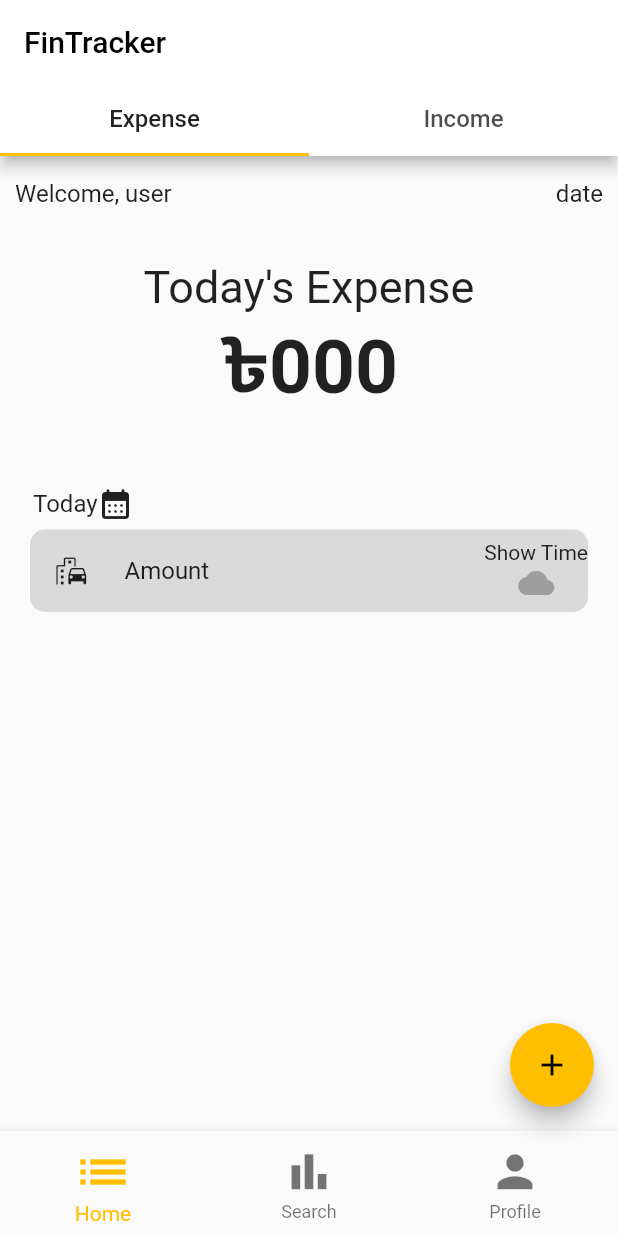
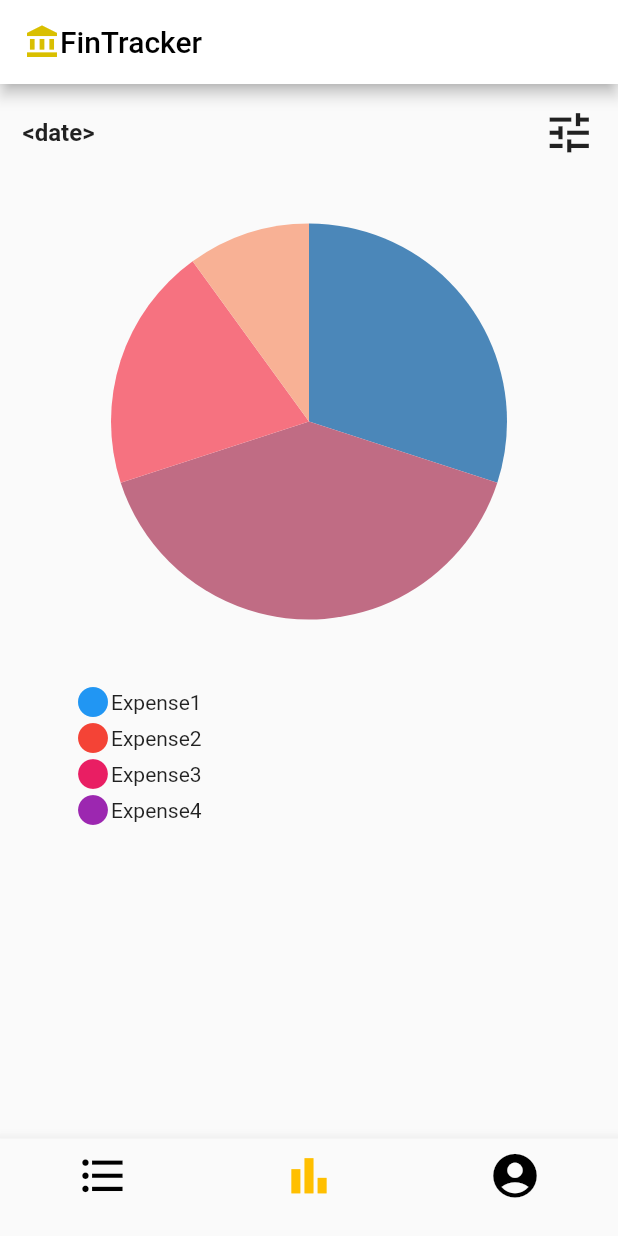
Before and after one commit to Trex1102/nothing, a Flutter app: the screen it shows after launch, on a phone screen of 412 x 824 dp. Run offline on Flutter 3.47's test engine with Material 2 defaults, Android fonts, the phone set to English and light mode, and no system bars; our stand-ins replace bloc, connectivity_plus, dartz, equatable, flutter_bloc, font_awesome_flutter and 3 more; missing offline and left inert: test; accounts and stored records are empty.

Commit message:
Added Statistics screen

```diff
--- a/lib/features/common/presentation/widgets/bottom_navbar.dart
+++ b/lib/features/common/presentation/widgets/bottom_navbar.dart
@@ -14,25 +14,28 @@ class CustomBottomNavBar extends StatelessWidget {
       items: [
         BottomNavigationBarItem(
           icon: Icon(
-            Icons.list,
-            size: 40,
+            Icons.format_list_bulleted,
+            size: 35,
           ),
-          label: 'Home',
-        ),
-        BottomNavigationBarItem(
-          icon: Icon(Icons.bar_chart, size: 35),
-          label: 'Search',
+          label: '',
         ),
         BottomNavigationBarItem(
           icon: Icon(
-            Icons.person,
+            Icons.bar_chart,
             size: 35,
           ),
-          label: 'Profile',
+          label: '',
+        ),
+        BottomNavigationBarItem(
+          icon: Icon(
+            Icons.account_circle,
+            size: 35,
+          ),
+          label: '',
         ),
       ],
-      selectedItemColor:
-          Color.fromARGB(255, 255, 191, 0), // Color for the selected tab's icon
+      selectedItemColor: Color.fromARGB(255, 255, 191, 0),
+      unselectedItemColor: Colors.black, // Color for the selected tab's icon
     );
   }
 }
--- a/lib/features/expense_management/presentation/get_expense_by_id_presentor/pages/view_expense_screen.dart
+++ b/lib/features/expense_management/presentation/get_expense_by_id_presentor/pages/view_expense_screen.dart
@@ -14,7 +14,7 @@ class ExpenseDetailsPage extends StatelessWidget {
               //color: Colors.blue,
               image: DecorationImage(
                 image: AssetImage("assets/images/view_expense.png"),
-                fit: BoxFit.fill,
+                fit: BoxFit.cover,
               ),
             ),
           ),
--- a/lib/features/expense_management/presentation/get_expenses_by_user_presenter/widgets/homepage_upper_navbar.dart
+++ b/lib/features/expense_management/presentation/get_expenses_by_user_presenter/widgets/homepage_upper_navbar.dart
@@ -2,8 +2,10 @@ import 'package:flutter/material.dart';
 import 'package:nothing/features/common/presentation/widgets/custom_text_styles.dart';
 import 'package:nothing/features/expense_management/presentation/get_expenses_by_user_presenter/widgets/expense_list.dart';
 import 'package:nothing/features/income_management/presentation/get_income_by_id_presentor/widgets/income_tab.dart';
+import 'package:nothing/features/statistics/presentation/pages/statistics_screen.dart';
 
 import '../../../../common/presentation/widgets/bottom_navbar.dart';
+//import '../../../../statistics/presentation/pages/statistics_screen.dart';
 import 'expense_tab.dart';
 
 class HomepageUpperNavbar extends StatelessWidget {
@@ -13,17 +15,21 @@ class HomepageUpperNavbar extends StatelessWidget {
       length: 2, // Number of tabs
       child: Scaffold(
         appBar: AppBar(
-          title: Text('FinTracker'),
-          backgroundColor: Colors.white,
-          bottom: TabBar(
-            labelStyle: CustomTextStyle.defaultTextStyle,
-            tabs: [
-              Tab(
-                text: 'Expense',
+          title: Row(
+            children: [
+              // IconButton(
+              //   onPressed: () {},
+              //   icon: Icon(Icons.arrow_back),
+              // ),
+              Icon(
+                Icons.account_balance,
+                color: Color.fromARGB(255, 217, 191, 0),
               ),
-              Tab(text: 'Income'),
+              Text('FinTracker')
             ],
           ),
+          // backgroundColor: Color.fromARGB(255, 217, 217, 217),
+          backgroundColor: Colors.white,
         ),
         body: TabBarView(
           children: [ExpenseTab(), IncomeTab()],
@@ -38,7 +44,15 @@ class HomepageUpperNavbar extends StatelessWidget {
         bottomNavigationBar: CustomBottomNavBar(
           currentIndex: 0,
           onTap: (int index) {
-            // Handle tab selection here
+            if (index == 1) {
+              Navigator.pop(context);
+              Navigator.push(
+                context,
+                MaterialPageRoute(
+                  builder: (context) => StatisticsScreen(),
+                ),
+              );
+            }
           },
         ),
       ),
--- a/lib/features/statistics/presentation/pages/statistics_screen.dart
+++ b/lib/features/statistics/presentation/pages/statistics_screen.dart
@@ -0,0 +1,80 @@
+import 'package:flutter/material.dart';
+import 'package:nothing/features/common/presentation/widgets/custom_text_styles.dart';
+import 'package:nothing/features/expense_management/presentation/get_expenses_by_user_presenter/widgets/homepage_upper_navbar.dart';
+
+import '../../../common/presentation/widgets/bottom_navbar.dart';
+import '../widgets/pie_chart.dart';
+import '../widgets/stat_description.dart';
+
+class StatisticsScreen extends StatelessWidget {
+  final customStyle = CustomTextStyle();
+  @override
+  Widget build(BuildContext context) {
+    return Scaffold(
+        appBar: AppBar(
+          title: Row(
+            children: [
+              // IconButton(
+              //   onPressed: () {},
+              //   icon: Icon(Icons.arrow_back),
+              // ),
+              Icon(
+                Icons.account_balance,
+                color: Color.fromARGB(255, 217, 191, 0),
+              ),
+              Text('FinTracker')
+            ],
+          ),
+          // backgroundColor: Color.fromARGB(255, 217, 217, 217),
+          backgroundColor: Colors.white,
+        ),
+        resizeToAvoidBottomInset: false,
+        body: SingleChildScrollView(
+          child: Column(
+            children: [
+              Container(
+                child: Row(
+                  mainAxisAlignment: MainAxisAlignment.spaceBetween,
+                  children: [
+                    Container(
+                      padding: EdgeInsets.only(
+                          top: 15, left: 15, right: 15, bottom: 0),
+                      child: Text(
+                        '<date>',
+                        style: customStyle.labelTextStyle,
+                      ),
+                    ),
+                    Container(
+                        padding: EdgeInsets.only(
+                            top: 15, left: 15, right: 15, bottom: 0),
+                        child: Icon(
+                          Icons.tune,
+                          size: 35,
+                        )),
+                  ],
+                ),
+              ),
+              Container(
+                alignment: Alignment.center,
+                padding: EdgeInsets.zero,
+                height: 350,
+                child: Statistics(),
+              ),
+              StatisticsDescription(),
+            ],
+          ),
+        ),
+        bottomNavigationBar: CustomBottomNavBar(
+          currentIndex: 1,
+          onTap: (int index) {
+            if (index == 0) {
+              Navigator.pop(context);
+              Navigator.push(
+                context,
+                MaterialPageRoute(builder: (context) => HomepageUpperNavbar()),
+              );
+            }
+          },
+        ));
+  }
+}
--- a/lib/features/statistics/presentation/widgets/pie_chart.dart
+++ b/lib/features/statistics/presentation/widgets/pie_chart.dart
@@ -1,10 +1,40 @@
 import 'package:flutter/material.dart';
-//import 'package:charts_flutter_new/flutter.dart';
+import 'package:syncfusion_flutter_charts/charts.dart';
+
+class DataPoint {
+  final String category;
+  final int value;
+
+  DataPoint({
+    required this.category,
+    required this.value,
+  });
+}
 
 class Statistics extends StatelessWidget {
+  List<DataPoint> data = [
+    DataPoint(category: 'Category 1', value: 30),
+    DataPoint(category: 'Category 2', value: 40),
+    DataPoint(category: 'Category 3', value: 20),
+    DataPoint(category: 'Category 4', value: 10),
+  ];
+
+  Statistics({super.key});
+
   @override
   Widget build(BuildContext context) {
-    // TODO: implement build
-    throw UnimplementedError();
+    return Center(
+      child: SfCircularChart(
+        series: <CircularSeries>[
+          PieSeries<DataPoint, String>(
+            dataSource: data,
+            xValueMapper: (DataPoint point, _) => point.category,
+            yValueMapper: (DataPoint point, _) => point.value,
+            dataLabelMapper: (DataPoint point, _) =>
+                '${point.category}: ${point.value}',
+          )
+        ],
+      ),
+    );
   }
 }
--- /dev/null
+++ b/lib/features/statistics/presentation/widgets/stat_description.dart
@@ -0,0 +1,50 @@
+import 'package:flutter/material.dart';
+
+class StatisticsDescription extends StatelessWidget {
+  @override
+  Widget build(BuildContext context) {
+    return Container(
+      padding: EdgeInsets.symmetric(horizontal: 50),
+      child: Column(
+        children: [
+          Row(
+            children: [
+              Icon(
+                Icons.circle,
+                color: Colors.blue,
+              ),
+              Text('Expense1')
+            ],
+          ),
+          Row(
+            children: [
+              Icon(
+                Icons.circle,
+                color: Colors.red,
+              ),
+              Text('Expense2')
+            ],
+          ),
+          Row(
+            children: [
+              Icon(
+                Icons.circle,
+                color: Colors.pink,
+              ),
+              Text('Expense3')
+            ],
+          ),
+          Row(
+            children: [
+              Icon(
+                Icons.circle,
+                color: Colors.purple,
+              ),
+              Text('Expense4')
+            ],
+          ),
+        ],
+      ),
+    );
+  }
+}
--- a/lib/main.dart
+++ b/lib/main.dart
@@ -15,8 +15,11 @@ import 'package:nothing/features/user_management/data/repositories/user_reposito
 import 'package:nothing/features/user_management/domain/repositories/user_repository.dart';
 import 'package:nothing/features/user_management/data/datasources/local_storage.dart';
 
+import 'features/statistics/presentation/pages/statistics_screen.dart';
 import 'features/user_management/domain/usecases/get_users_usecase.dart';
 import 'package:nothing/features/user_management/presentation/register_presenter/widgets/register_form.dart';
+
+import 'features/statistics/presentation/widgets/pie_chart.dart';
 
 void main() async {
   WidgetsFlutterBinding.ensureInitialized();
@@ -83,7 +86,8 @@ class MyApp extends StatelessWidget {
 
           //ExpenseDetails(),
           //ExpenseDetailsPage(),
-          HomepageUpperNavbar(),
+          // HomepageUpperNavbar(),
+          StatisticsScreen(),
 
       //RegisterForm(userRepository: userRepository),
 
--- a/pubspec.yaml
+++ b/pubspec.yaml
@@ -7,7 +7,7 @@ environment:
   sdk: '>=3.0.1 <4.0.0'
 
 dependencies:
- // charts_flutter_new: ^0.12.0
+
   flutter:
 
 
@@ -46,6 +46,7 @@ dependencies:
 
   google_fonts: ^5.0.0
   font_awesome_flutter: ^10.4.0
+  syncfusion_flutter_charts: ^21.2.9
 
 dev_dependencies:
   flutter_test:
```
Also changed, not shown: pubspec.lock.
